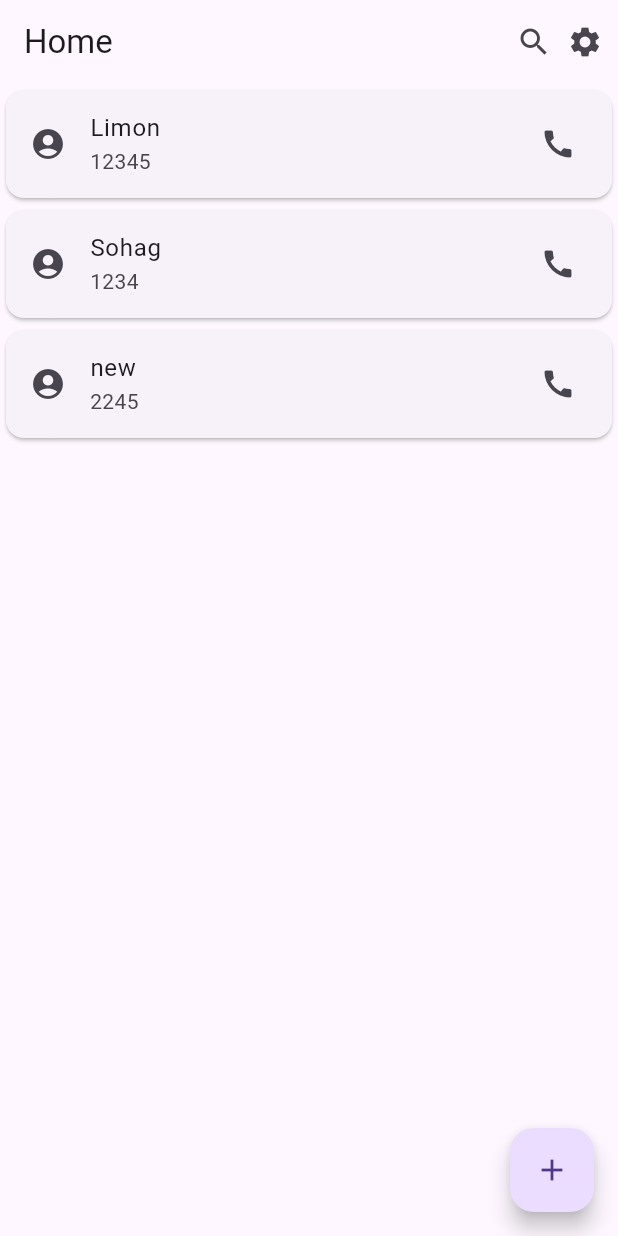
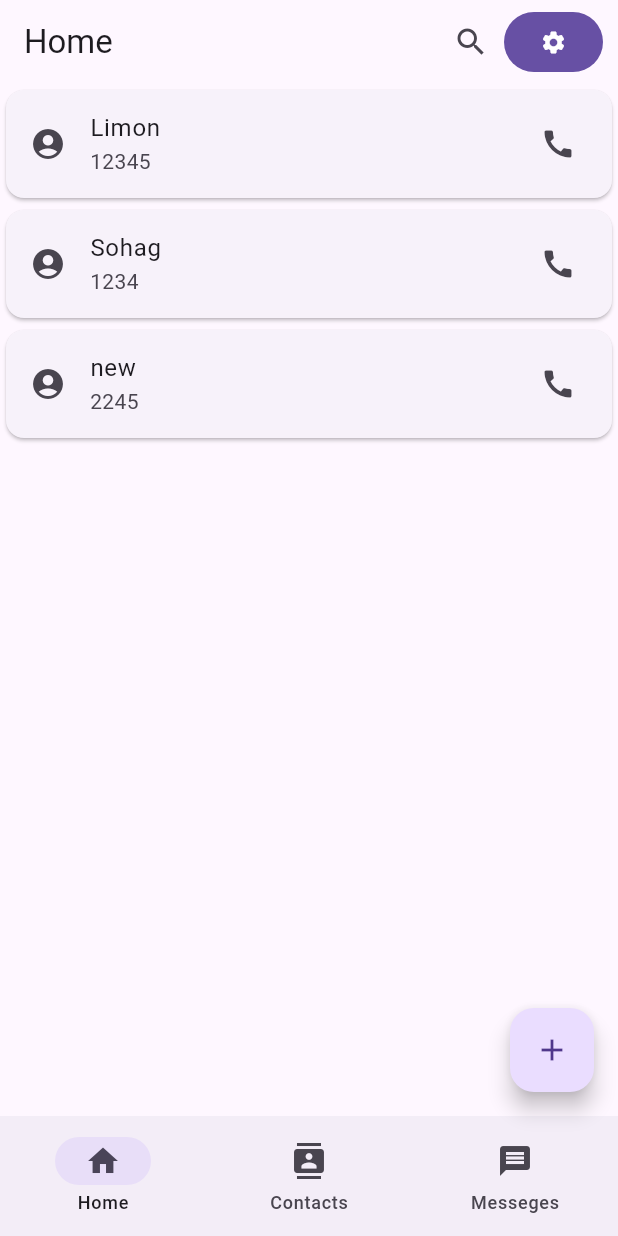
Before and after one commit to saminsohag/testing, a Flutter app: the screen it shows after launch, after a tap on the "add" icon, on a phone screen of 412 x 824 dp. Run offline on Flutter 3.47's test engine with Material 3 defaults, Android fonts, the phone set to English and light mode, and no system bars.

```diff
--- a/lib/home_page.dart
+++ b/lib/home_page.dart
@@ -1,4 +1,5 @@
 import 'package:flutter/material.dart';
+import 'package:testing/settings_page.dart';
 
 class HomePage extends StatefulWidget {
   const HomePage({super.key});
@@ -8,43 +9,109 @@ class HomePage extends StatefulWidget {
 }
 
 class _HomePageState extends State<HomePage> {
-  List<Contact> contacts = [
-    Contact("Limon", "12345"),
-    Contact("Sohag", "1234"),
+  final List<Contact> contacts = [
+    const Contact("Limon", "12345"),
+    const Contact("Sohag", "1234"),
   ];
+  int _index = 0;
   @override
   Widget build(BuildContext context) {
     return Scaffold(
       appBar: AppBar(
         title: const Text("Home"),
         centerTitle: false,
-        actions: const [
-          Icon(Icons.search),
-          SizedBox(
+        actions: [
+          const Icon(Icons.search),
+          const SizedBox(
             width: 10,
           ),
-          Icon(Icons.settings),
-          SizedBox(
+          FilledButton(
+            onPressed: () {
+              Navigator.of(context).push(
+                MaterialPageRoute(
+                  builder: (context) => const SettingsPage(),
+                ),
+              );
+            },
+            child: const Icon(Icons.settings),
+          ),
+          const SizedBox(
             width: 10,
           ),
         ],
       ),
-      body: ListView(
-        children: [
-          for (int i = 0; i < contacts.length; i++) ...[
-            ContactTile(name: contacts[i].name, phone: contacts[i].phone),
-          ]
-        ],
-      ),
+      body: [
+        HomeBody(contacts: contacts),
+        const ContactsBody(),
+        const MessagesBody(),
+      ][_index],
       floatingActionButton: FloatingActionButton(
         onPressed: () {
           setState(() {
-            contacts.add(Contact("new", "2245"));
+            contacts.add(const Contact("new", "2245"));
           });
         },
         child: const Icon(Icons.add),
       ),
+      bottomNavigationBar: NavigationBar(
+        onDestinationSelected: (newIndex) {
+          setState(() {
+            _index = newIndex;
+          });
+        },
+        destinations: const [
+          NavigationDestination(
+            icon: Icon(Icons.home),
+            label: "Home",
+          ),
+          NavigationDestination(
+            icon: Icon(Icons.contacts),
+            label: "Contacts",
+          ),
+          NavigationDestination(
+            icon: Icon(Icons.message),
+            label: "Messeges",
+          ),
+        ],
+      ),
     );
+  }
+}
+
+class HomeBody extends StatefulWidget {
+  const HomeBody({super.key, required this.contacts});
+  final List<Contact> contacts;
+
+  @override
+  State<HomeBody> createState() => _HomeBodyState();
+}
+
+class _HomeBodyState extends State<HomeBody> {
+  @override
+  Widget build(BuildContext context) {
+    return ListView.builder(
+      itemCount: widget.contacts.length,
+      itemBuilder: (context, i) => ContactTile(
+          name: widget.contacts[i].name, phone: widget.contacts[i].phone),
+    );
+  }
+}
+
+class ContactsBody extends StatelessWidget {
+  const ContactsBody({super.key});
+
+  @override
+  Widget build(BuildContext context) {
+    return const Text("Contacts");
+  }
+}
+
+class MessagesBody extends StatelessWidget {
+  const MessagesBody({super.key});
+
+  @override
+  Widget build(BuildContext context) {
+    return const Text("Messages");
   }
 }
 
--- /dev/null
+++ b/lib/settings_page.dart
@@ -0,0 +1,15 @@
+import 'package:flutter/material.dart';
+
+class SettingsPage extends StatelessWidget {
+  const SettingsPage({super.key});
+
+  @override
+  Widget build(BuildContext context) {
+    return Scaffold(
+      appBar: AppBar(
+        title: const Text("Settings"),
+      ),
+      body: const Text("This is a Settings page"),
+    );
+  }
+}
```
